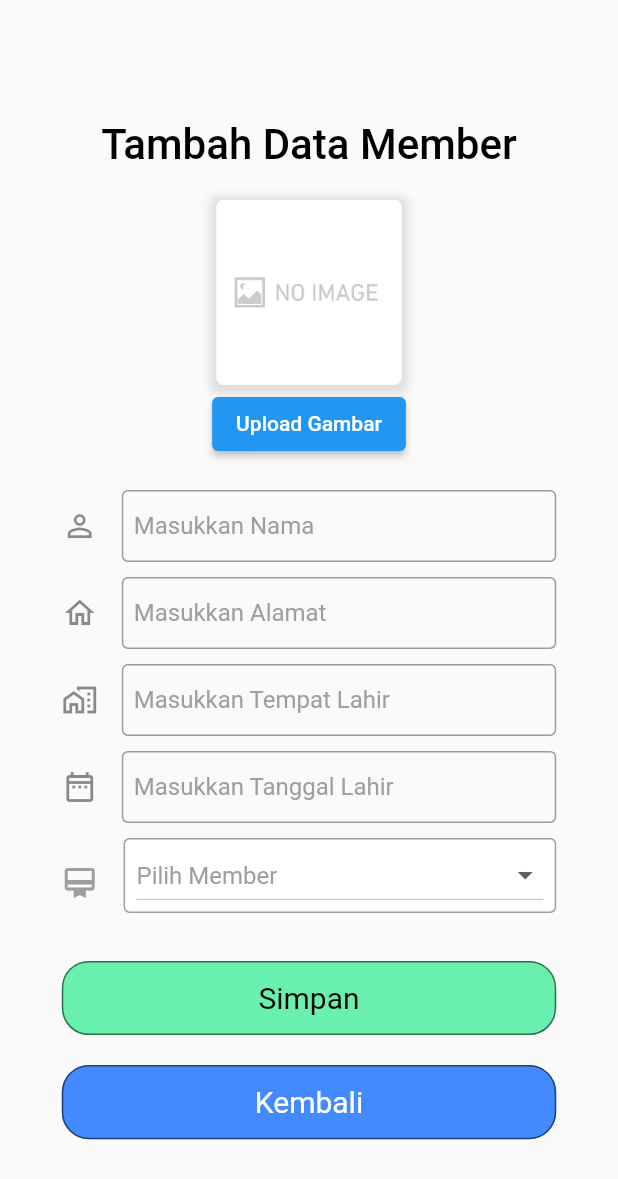
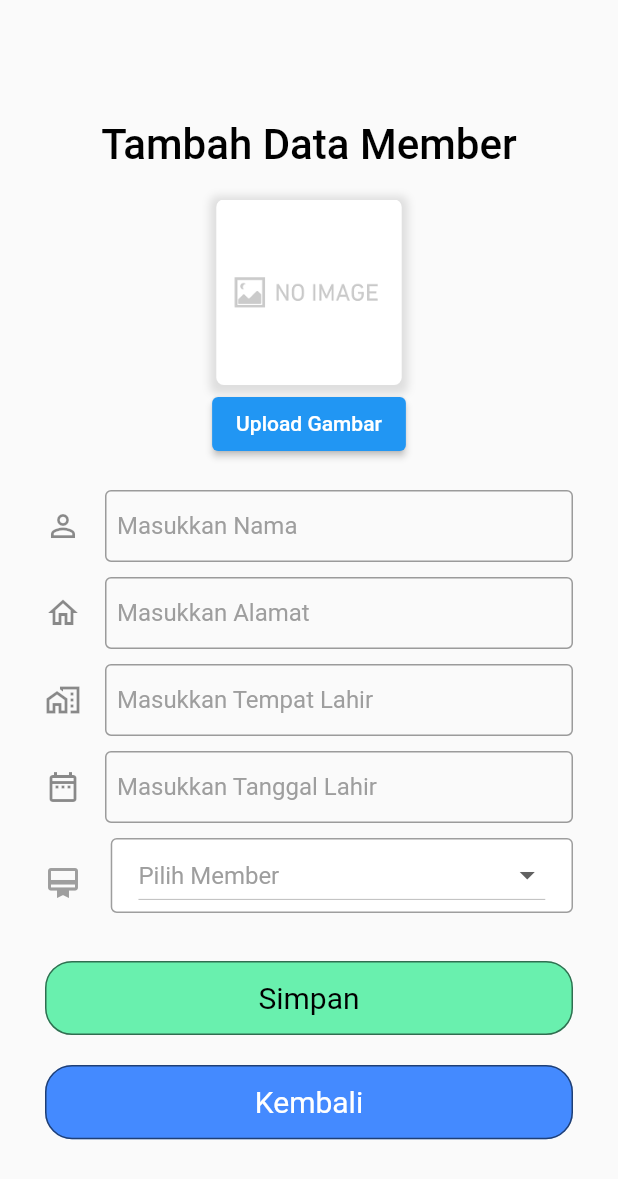
Before and after one commit to Baguspanji/gym_galaxy, a Flutter app: the AddPage screen opened by its route, on a phone screen of 412 x 824 dp. Shown: the top 1179 px of the screen. Run offline on Flutter 3.47's test engine with Material 2 defaults, Android fonts, the phone set to English and light mode, and no system bars; our stand-ins replace bottom_navy_bar, date_time_picker, firebase_auth, firebase_core, firebase_database, firebase_storage and 4 more; missing offline and left inert: dart:ffi, format_indonesia; accounts and stored records are empty.

Commit message:
fix bug1

```diff
--- a/lib/src/ui/add.dart
+++ b/lib/src/ui/add.dart
@@ -81,7 +81,9 @@ class _AddPageState extends State<AddPage> {
       image = await _picker.getImage(source: ImageSource.gallery);
     }
 
+    if (image != null) {
       imageUrl = await storage.uploadImage(image);
+    }
 
     setState(() {});
   }
@@ -107,7 +109,11 @@ class _AddPageState extends State<AddPage> {
               ),
             ),
             SizedBox(height: 20),
-            Container(
+            Expanded(
+              child: ListView(
+                children: [
+                  Center(
+                    child: Container(
                       height: MediaQuery.of(context).size.width * 0.3,
                       width: MediaQuery.of(context).size.width * 0.3,
                       decoration: BoxDecoration(
@@ -125,6 +131,7 @@ class _AddPageState extends State<AddPage> {
                               ? AssetImage('assets/noimage.png')
                               : NetworkImage(imageUrl),
                           fit: BoxFit.cover,
+                        ),
                       ),
                     ),
                   ),
@@ -146,9 +153,10 @@ class _AddPageState extends State<AddPage> {
                     ),
                   ),
                   SizedBox(height: 20),
+                  buildInput(size, _nama, Icons.person_outline_outlined,
+                      'Masukkan Nama'),
                   buildInput(
-                size, _nama, Icons.person_outline_outlined, 'Masukkan Nama'),
-            buildInput(size, _alamat, Icons.home_outlined, 'Masukkan Alamat'),
+                      size, _alamat, Icons.home_outlined, 'Masukkan Alamat'),
                   buildInput(size, _tempatLahir, Icons.home_work_outlined,
                       'Masukkan Tempat Lahir'),
                   buildDatePicker(size, context, _dateLahir, _tanggalLahir,
@@ -163,6 +171,7 @@ class _AddPageState extends State<AddPage> {
                     child: Container(
                       width: size.width * 0.8,
                       height: size.height * 0.06,
+                      margin: EdgeInsets.symmetric(horizontal: 30),
                       alignment: Alignment.center,
                       decoration: BoxDecoration(
                           color: Colors.greenAccent,
@@ -185,6 +194,7 @@ class _AddPageState extends State<AddPage> {
                     child: Container(
                       width: size.width * 0.8,
                       height: size.height * 0.06,
+                      margin: EdgeInsets.symmetric(horizontal: 30),
                       alignment: Alignment.center,
                       decoration: BoxDecoration(
                           color: Colors.blueAccent,
@@ -197,6 +207,10 @@ class _AddPageState extends State<AddPage> {
                         "Kembali",
                         style: TextStyle(fontSize: 20.0, color: Colors.white),
                       ),
+                    ),
+                  ),
+                  SizedBox(height: 20)
+                ],
               ),
             ),
           ],
@@ -224,6 +238,7 @@ class _AddPageState extends State<AddPage> {
   Container buildDropdown(Size size) {
     return Container(
       width: size.width * 0.8,
+      padding: EdgeInsets.symmetric(horizontal: 30),
       child: Row(
         mainAxisAlignment: MainAxisAlignment.spaceBetween,
         children: [
@@ -233,7 +248,7 @@ class _AddPageState extends State<AddPage> {
           ),
           Container(
             alignment: Alignment.center,
-            width: size.width * 0.7,
+            width: size.width * 0.748,
             margin: EdgeInsets.only(bottom: 10),
             decoration: BoxDecoration(
               color: Colors.white,
@@ -287,6 +302,7 @@ class _AddPageState extends State<AddPage> {
   ) {
     return Container(
       width: size.width * 0.8,
+      padding: EdgeInsets.symmetric(horizontal: 30),
       margin: EdgeInsets.only(bottom: 10),
       child: TextField(
         controller: controller,
@@ -326,6 +342,7 @@ class _AddPageState extends State<AddPage> {
   ) {
     return Container(
       width: size.width * 0.8,
+      padding: EdgeInsets.symmetric(horizontal: 30),
       margin: EdgeInsets.only(bottom: 10),
       child: TextField(
         controller: controller,
--- a/lib/src/ui/edit.dart
+++ b/lib/src/ui/edit.dart
@@ -70,6 +70,7 @@ class _EditPageState extends State<EditPage> {
     } else {
       if (_dropdownValue == 'Pengunjung') {
         membersReference.child(uid).update({
+          'image': imageUrl,
           'nama': _nama.text,
           'alamat': _alamat.text,
           'tempat_lahir': _tempatLahir.text,
@@ -84,6 +85,7 @@ class _EditPageState extends State<EditPage> {
         });
       } else {
         membersReference.child(uid).update({
+          'image': imageUrl,
           'nama': _nama.text,
           'alamat': _alamat.text,
           'tempat_lahir': _tempatLahir.text,
@@ -106,7 +108,9 @@ class _EditPageState extends State<EditPage> {
       image = await _picker.getImage(source: ImageSource.gallery);
     }
 
-    imageUrl = await storage.uploadImage(image);
+    if (image != null) {
+      imageUrl = await storage.uploadImage(image);
+    }
 
     setState(() {});
   }
--- a/lib/src/ui/profil.dart
+++ b/lib/src/ui/profil.dart
@@ -92,7 +92,7 @@ class _ProfilPageState extends State<ProfilPage> {
                     ],
                     borderRadius: BorderRadius.all(Radius.circular(5.0)),
                     image: DecorationImage(
-                      image: _image == ''
+                      image: _image == null
                           ? AssetImage('assets/noimage.png')
                           : NetworkImage(_image),
                       fit: BoxFit.cover,
```
Also changed, not shown: lib/src/ui/home.dart (+8 -18 lines). Lines whose indentation alone changed are shown as unchanged.
